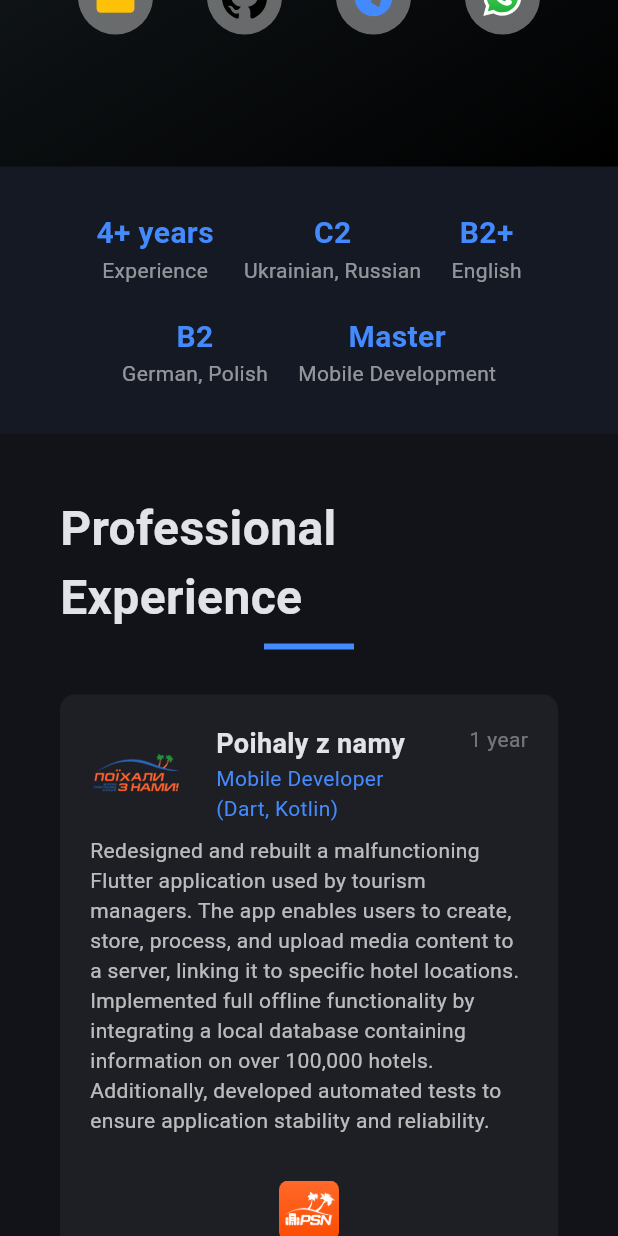
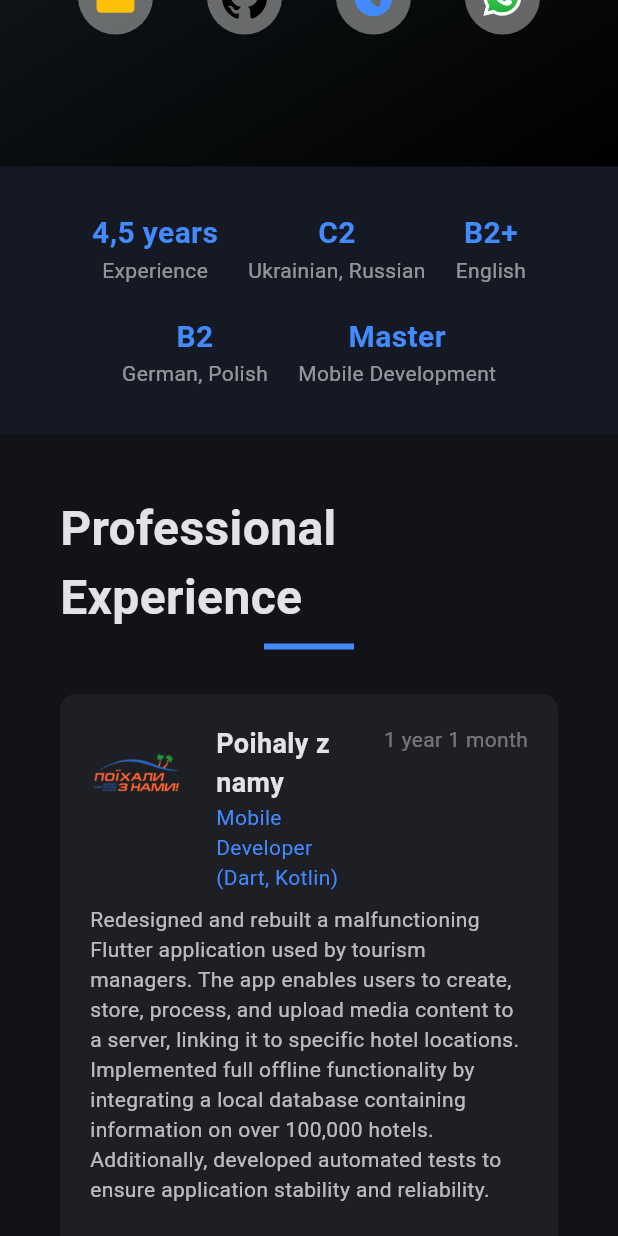
Before and after one commit to Prostaman/my_web_page, a Flutter app: the screen it shows after launch, scrolled down 576 dp, on a phone screen of 412 x 824 dp. Run offline on Flutter 3.47's test engine with Material 3 defaults, Android fonts, the phone set to English and light mode, and no system bars; our stand-ins replace flutter_svg.

Commit message:
1. Added a WhatsApp link. 2. Updated  experience and Flutter skills.

```diff
--- a/lib/data/sources/contact_links_array.dart
+++ b/lib/data/sources/contact_links_array.dart
@@ -14,7 +14,7 @@ const List<ContactLinkEntity> contactLinksList = [
     type: ContactLinkType.telegram,
   ),
   ContactLinkEntity(
-    url: 'https://wa.me/your-number',
+    url: 'https://wa.me/qr/ZMGCOWC7YYPKG1',
     type: ContactLinkType.whatsapp,
   ),
 ];
--- a/lib/data/sources/experience_list.dart
+++ b/lib/data/sources/experience_list.dart
@@ -5,7 +5,7 @@ const List<ExperienceEntity> experienceList = [
   ExperienceEntity(
     company: 'Poihaly z namy',
     role: 'Mobile Developer (Dart, Kotlin)',
-    period: '1 year',
+    period: '1 year 1 month',
     companyIcon: 'assets/icons/companies/psn_icon.png',
     companyUrl: 'https://www.poehalisnami.ua/',
     apps: [
@@ -24,7 +24,7 @@ const List<ExperienceEntity> experienceList = [
   ExperienceEntity(
     company: 'Initium Group',
     role: 'Android Developer (Kotlin)',
-    period: '2.7 years',
+    period: '2 years 7 months',
     companyIcon: 'assets/icons/companies/initium_icon.png',
     companyUrl: 'http://initium-group.biz/',
     desc:
--- a/lib/data/sources/skills_list.dart
+++ b/lib/data/sources/skills_list.dart
@@ -61,6 +61,8 @@ const List<SkillEntity> skillsList = [
       'Google AdMob',
       'Clean Architecture',
       'Reactive Programming',
+      'Flutter Secure Storage',
+      'In App Purchases',
     ],
   ),
   SkillEntity(
--- a/lib/presentation/statistics_bar/statistics_bar.dart
+++ b/lib/presentation/statistics_bar/statistics_bar.dart
@@ -19,7 +19,7 @@ class StatisticsBar extends StatelessWidget {
           spacing: isMobile ? 20 : 40,
           runSpacing: 20,
           children: [
-            const StatItem(value: '4+ years', label: 'Experience'),
+            const StatItem(value: '4,5 years', label: 'Experience'),
             if (!isMobile) _buildDivider(),
             const StatItem(value: 'C2', label: 'Ukrainian, Russian'),
             if (!isMobile) _buildDivider(),
--- a/pubspec.yaml
+++ b/pubspec.yaml
@@ -2,7 +2,7 @@ name: my_web_page
 description: "My web page."
 publish_to: 'none'
 
-version: 1.0.0+1
+version: 1.0.1+2
 
 environment:
   sdk: ^3.9.2
```
